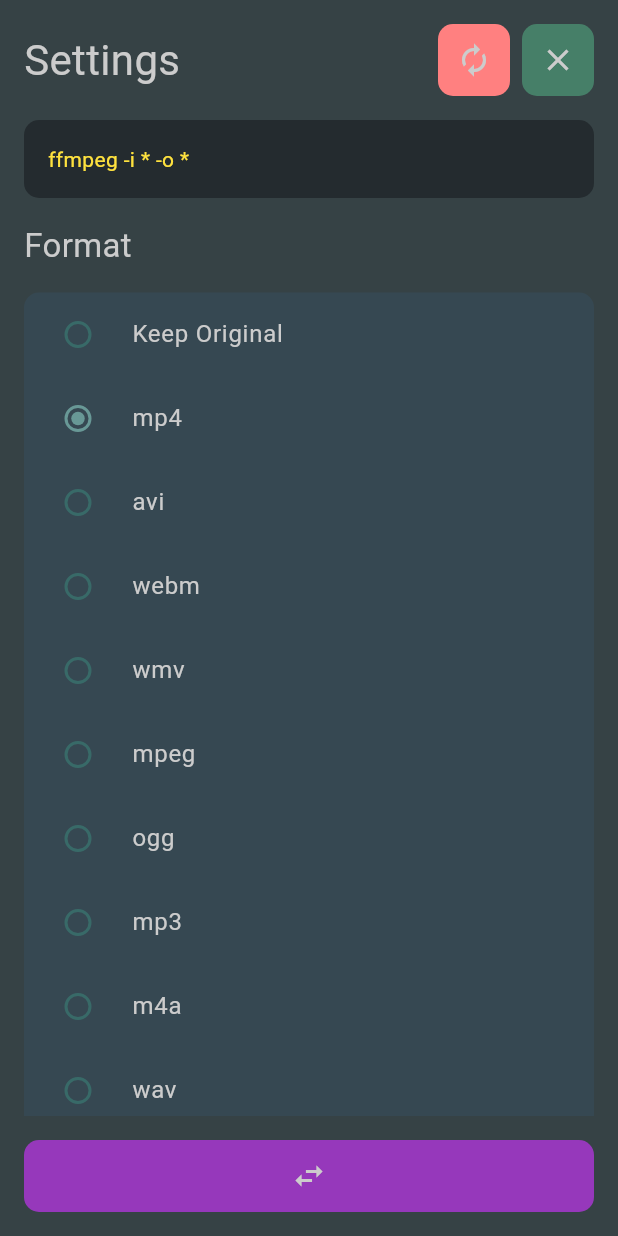
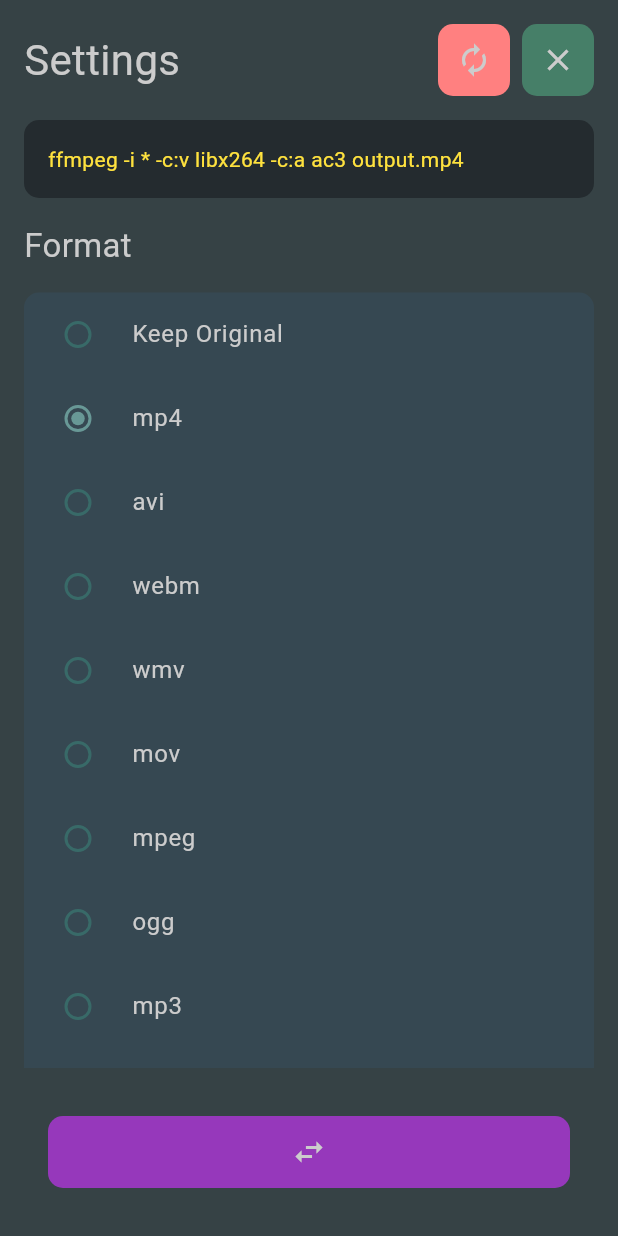
Before and after one commit to rama-o/morfosis, a Flutter app: the screen it shows after launch, swiped to page 2, on a phone screen of 412 x 824 dp. Run offline on Flutter 3.47's test engine with Material 3 defaults, Android fonts, the phone set to English and light mode, and no system bars; project files that could hold a hidden picture were left out.

Commit message:
adding reactivity to code output
- fixing app overflow

```diff
--- a/lib/main.dart
+++ b/lib/main.dart
@@ -50,7 +50,12 @@ class UiSettings {
 
 final ValueNotifier<UiSettings> settingsNotifier = ValueNotifier(UiSettings());
 
-final String comando = 'ffmpeg -i * -o *';
+String buildComando(UiSettings settings) {
+  return 'ffmpeg -i * '
+      '-c:v ${settings.videoCodec} '
+      '-c:a ${settings.audioCodec} '
+      'output.${settings.outputFormat}';
+}
 
 const formatList = [
   'Keep Original',
@@ -58,7 +63,9 @@ const formatList = [
   'avi',
   'webm',
   'wmv',
+  'mov',
   'mpeg',
+  // -----------------------------------------------
   'ogg',
   'mp3',
   'm4a',
@@ -153,43 +160,6 @@ class CustomRadio extends StatelessWidget {
     );
   }
 }
-
-// class CustomCheckbox extends StatelessWidget {
-//   final String label;
-//   final bool Function(UiSettings) selector;
-//   final UiSettings Function(UiSettings, bool) updater;
-
-//   const CustomCheckbox({
-//     super.key,
-//     required this.label,
-//     required this.selector,
-//     required this.updater,
-//   });
-
-//   @override
-//   Widget build(BuildContext context) {
-//     return ValueListenableBuilder<UiSettings>(
-//       valueListenable: settingsNotifier,
-//       builder: (context, settings, _) {
-//         final checked = selector(settings);
-//         return CheckboxListTile(
-//           title: Text(label, style: TextStyle(color: foregroundColor)),
-//           value: checked,
-//           onChanged: (val) {
-//             if (val != null) {
-//               settingsNotifier.value = updater(settings, val);
-//             }
-//           },
-//           fillColor: MaterialStateProperty.resolveWith<Color>((states) {
-//             if (states.contains(MaterialState.selected)) return checkedColor;
-//             return uncheckedColor;
-//           }),
-//           activeColor: checkedColor,
-//         );
-//       },
-//     );
-//   }
-// }
 
 class CodeInput extends StatelessWidget {
   final String output;
@@ -387,7 +357,12 @@ class _MorfosisAppState extends State<MorfosisApp> {
                     ],
                   ),
 
-                  CodeInput(output: comando),
+                  ValueListenableBuilder<UiSettings>(
+                    valueListenable: settingsNotifier,
+                    builder: (context, settings, _) {
+                      return CodeInput(output: buildComando(settings));
+                    },
+                  ),
 
                   if (!errors.isEmpty) PromptOutput(output: errors),
 
@@ -395,10 +370,8 @@ class _MorfosisAppState extends State<MorfosisApp> {
                     spacing: 16,
                     children: queue
                         .map(
-                          (item) => ListItem(
-                            path: item,
-                            id: queue.indexOf(item), // not ideal if duplicates
-                          ),
+                          (item) =>
+                              ListItem(path: item, id: queue.indexOf(item)),
                         )
                         .toList(),
                   ),
@@ -433,7 +406,13 @@ class _MorfosisAppState extends State<MorfosisApp> {
                     ],
                   ),
 
-                  CodeInput(output: comando),
+                  ValueListenableBuilder<UiSettings>(
+                    valueListenable: settingsNotifier,
+                    builder: (context, settings, _) {
+                      return CodeInput(output: buildComando(settings));
+                    },
+                  ),
+
                   if (!errors.isEmpty) PromptOutput(output: errors),
 
                   Text(
@@ -501,19 +480,27 @@ class _MorfosisAppState extends State<MorfosisApp> {
                       }).toList(),
                     ),
                   ),
+
+                  Text(
+                    'Output',
+                    style: TextStyle(color: foregroundColor, fontSize: 22),
+                  ),
                 ],
               ),
             ),
           ],
         ),
-        bottomNavigationBar: Padding(
+        bottomNavigationBar: SafeArea(
+          minimum: const EdgeInsets.all(16),
+          child: Container(
             padding: const EdgeInsets.all(16),
             child: CustomBtn(
               glyph: const Icon(Icons.swap_horiz),
               tooltip: 'Convert Files',
-            bg: Color.fromARGB(255, 150, 56, 187),
+              bg: const Color.fromARGB(255, 150, 56, 187),
               fg: foregroundColor,
               action: convertFiles,
+            ),
           ),
         ),
       ),
```
Also changed, not shown: 1 other file. Lines whose indentation alone changed are shown as unchanged.
